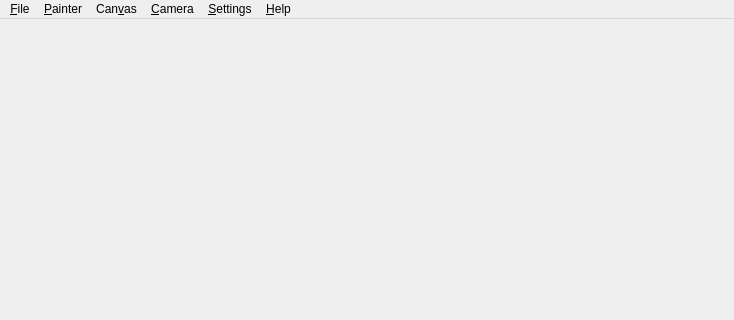
First picture: the form in source/gloperate-qt/source/viewer/Viewer.ui, repository p-otto/gloperate, before the edit; both pictures show x 0 to 734 and y 0 to 320 of the 734 by 541 pixel window.
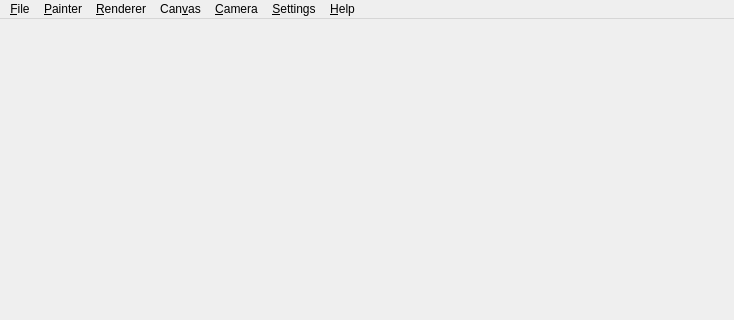
Second picture: the form after the edit.

Commit message: Support stage plugins, add renderer menu to viewer

Diff of the .ui file:
```diff
--- a/source/gloperate-qt/source/viewer/Viewer.ui
+++ b/source/gloperate-qt/source/viewer/Viewer.ui
@@ -35,6 +35,11 @@
      <string>&amp;Painter</string>
     </property>
    </widget>
+   <widget class="QMenu" name="rendererMenu">
+    <property name="title">
+     <string>&amp;Renderer</string>
+    </property>
+   </widget>
    <widget class="QMenu" name="canvasMenu">
     <property name="title">
      <string>Can&amp;vas</string>
@@ -69,6 +74,7 @@
    </widget>
    <addaction name="fileMenu"/>
    <addaction name="painterMenu"/>
+   <addaction name="rendererMenu"/>
    <addaction name="canvasMenu"/>
    <addaction name="cameraMenu"/>
    <addaction name="settingsMenu"/>
```
The commit also changes 7 other files.
